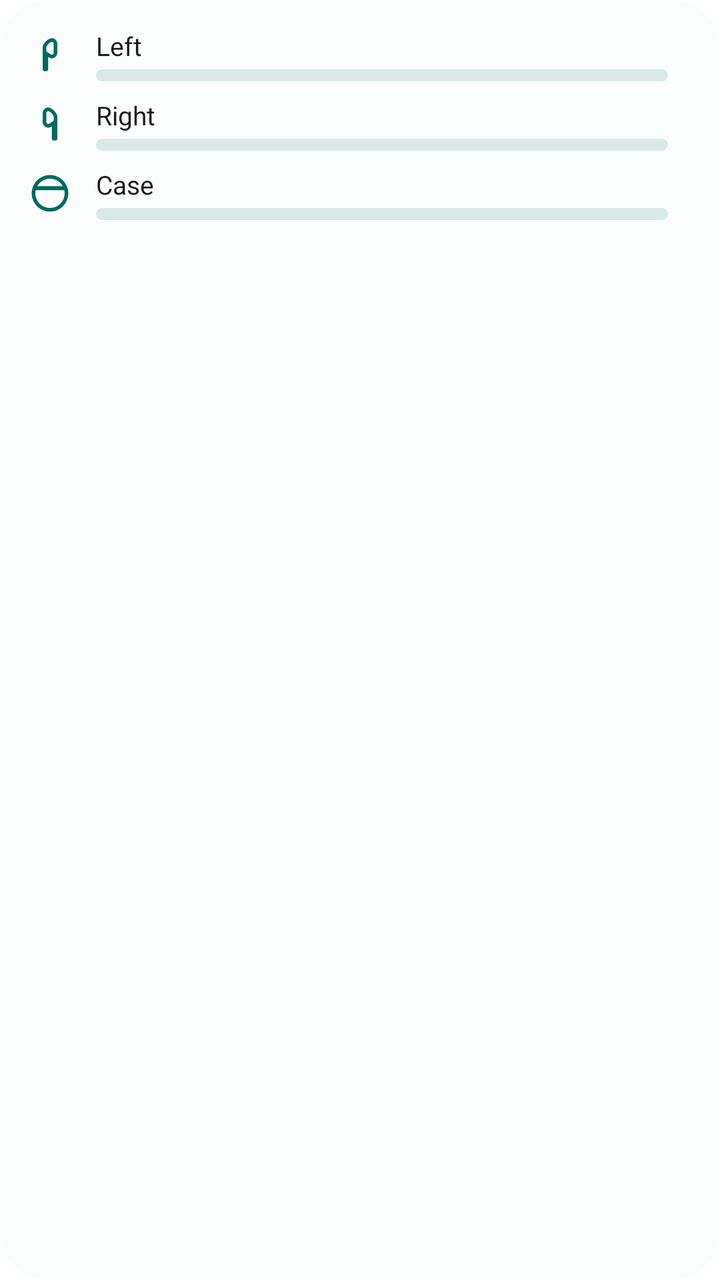
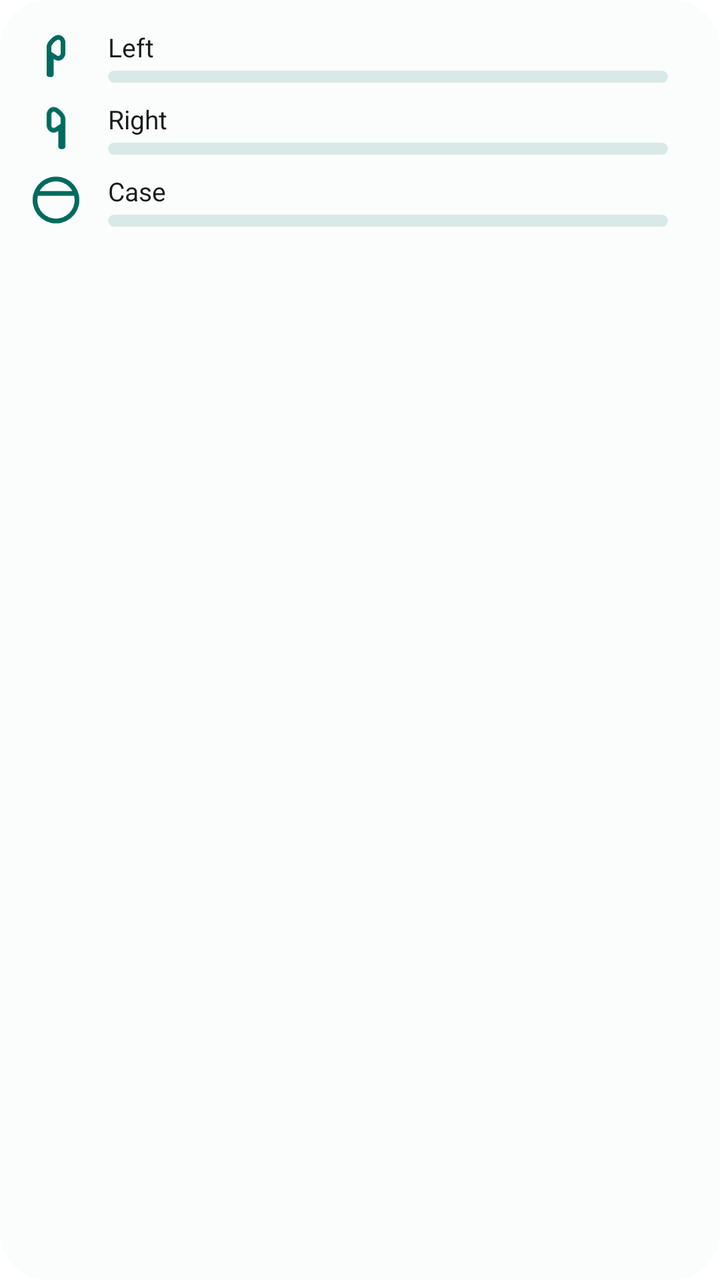

An Android layout rendered at two revisions. The XML below is the earlier revision; the diff shows what the commit changed to produce the second picture.
<!-- AndroidManifest.xml: application theme AppTheme -->
<!-- res/layout/widget_battery.xml -->
<?xml version="1.0" encoding="utf-8"?>
<LinearLayout xmlns:android="http://schemas.android.com/apk/res/android"
    android:id="@+id/widget_root"
    android:layout_width="match_parent"
    android:layout_height="wrap_content"
    android:background="@drawable/widget_background"
    android:orientation="vertical"
    android:padding="14dp">

    <LinearLayout
        android:id="@+id/row_left"
        android:layout_width="match_parent"
        android:layout_height="wrap_content"
        android:gravity="center_vertical"
        android:orientation="horizontal">

        <ImageView
            android:id="@+id/row_left_icon"
            android:layout_width="22dp"
            android:layout_height="22dp"
            android:contentDescription="@string/widget_row_icon"
            android:src="@drawable/ic_left_bud"
            android:tint="@color/widget_primary" />

        <LinearLayout
            android:layout_width="0dp"
            android:layout_height="wrap_content"
            android:layout_marginStart="12dp"
            android:layout_weight="1"
            android:orientation="vertical">

            <TextView
                android:id="@+id/row_left_label"
                android:layout_width="wrap_content"
                android:layout_height="wrap_content"
                android:fontFamily="sans-serif"
                android:text="@string/widget_row_left"
                android:textColor="@color/widget_on_surface"
                android:textSize="13sp" />

            <ProgressBar
                android:id="@+id/row_left_progress"
                style="?android:attr/progressBarStyleHorizontal"
                android:layout_width="match_parent"
                android:layout_height="6dp"
                android:layout_marginTop="3dp"
                android:max="100"
                android:progress="0"
                android:progressDrawable="@drawable/widget_progress" />
        </LinearLayout>

        <TextView
            android:id="@+id/row_left_percent"
            android:layout_width="wrap_content"
            android:layout_height="wrap_content"
            android:layout_marginStart="12dp"
            android:fontFamily="sans-serif"
            android:gravity="end"
            android:textColor="@color/widget_on_surface"
            android:textSize="14sp"
            android:textStyle="bold" />
    </LinearLayout>

    <LinearLayout
        android:id="@+id/row_right"
        android:layout_width="match_parent"
        android:layout_height="wrap_content"
        android:layout_marginTop="8dp"
        android:gravity="center_vertical"
        android:orientation="horizontal">

        <ImageView
            android:id="@+id/row_right_icon"
            android:layout_width="22dp"
            android:layout_height="22dp"
            android:contentDescription="@string/widget_row_icon"
            android:src="@drawable/ic_right_bud"
            android:tint="@color/widget_primary" />

        <LinearLayout
            android:layout_width="0dp"
            android:layout_height="wrap_content"
            android:layout_marginStart="12dp"
            android:layout_weight="1"
            android:orientation="vertical">

            <TextView
                android:id="@+id/row_right_label"
                android:layout_width="wrap_content"
                android:layout_height="wrap_content"
                android:fontFamily="sans-serif"
                android:text="@string/widget_row_right"
                android:textColor="@color/widget_on_surface"
                android:textSize="13sp" />

            <ProgressBar
                android:id="@+id/row_right_progress"
                style="?android:attr/progressBarStyleHorizontal"
                android:layout_width="match_parent"
                android:layout_height="6dp"
                android:layout_marginTop="3dp"
                android:max="100"
                android:progress="0"
                android:progressDrawable="@drawable/widget_progress" />
        </LinearLayout>

        <TextView
            android:id="@+id/row_right_percent"
            android:layout_width="wrap_content"
            android:layout_height="wrap_content"
            android:layout_marginStart="12dp"
            android:fontFamily="sans-serif"
            android:gravity="end"
            android:textColor="@color/widget_on_surface"
            android:textSize="14sp"
            android:textStyle="bold" />
    </LinearLayout>

    <LinearLayout
        android:id="@+id/row_case"
        android:layout_width="match_parent"
        android:layout_height="wrap_content"
        android:layout_marginTop="8dp"
        android:gravity="center_vertical"
        android:orientation="horizontal">

        <ImageView
            android:id="@+id/row_case_icon"
            android:layout_width="22dp"
            android:layout_height="22dp"
            android:contentDescription="@string/widget_row_icon"
            android:src="@drawable/ic_case"
            android:tint="@color/widget_primary" />

        <LinearLayout
            android:layout_width="0dp"
            android:layout_height="wrap_content"
            android:layout_marginStart="12dp"
            android:layout_weight="1"
            android:orientation="vertical">

            <TextView
                android:id="@+id/row_case_label"
                android:layout_width="wrap_content"
                android:layout_height="wrap_content"
                android:fontFamily="sans-serif"
                android:text="@string/widget_row_case"
                android:textColor="@color/widget_on_surface"
                android:textSize="13sp" />

            <ProgressBar
                android:id="@+id/row_case_progress"
                style="?android:attr/progressBarStyleHorizontal"
                android:layout_width="match_parent"
                android:layout_height="6dp"
                android:layout_marginTop="3dp"
                android:max="100"
                android:progress="0"
                android:progressDrawable="@drawable/widget_progress" />
        </LinearLayout>

        <TextView
            android:id="@+id/row_case_percent"
            android:layout_width="wrap_content"
            android:layout_height="wrap_content"
            android:layout_marginStart="12dp"
            android:fontFamily="sans-serif"
            android:gravity="end"
            android:textColor="@color/widget_on_surface"
            android:textSize="14sp"
            android:textStyle="bold" />
    </LinearLayout>

</LinearLayout>
<!-- resources referenced by this layout -->
<resources>
  <color name="widget_on_surface">#191C1B</color>
  <color name="widget_primary">#006A60</color>
  <!-- drawable ic_case (drawable) -->
  <?xml version="1.0" encoding="utf-8"?>
  <vector xmlns:android="http://schemas.android.com/apk/res/android"
      android:width="24dp"
      android:height="24dp"
      android:viewportWidth="24"
      android:viewportHeight="24">
      <path
          android:fillColor="#FF000000"
          android:pathData="M12,20A8,8 0,0 1,4 12A8,8 0,0 1,12 4A8,8 0,0 1,20 12A8,8 0,0 1,12 20M12,2A10,10 0,0 0,2 12A10,10 0,0 0,12 22A10,10 0,0 0,22 12A10,10 0,0 0,12 2Z M20.038,8.135H4.199L3.518,10.228H21.166Z" />
  </vector>
  <!-- drawable ic_left_bud (drawable) -->
  <?xml version="1.0" encoding="utf-8"?>
  <vector xmlns:android="http://schemas.android.com/apk/res/android"
      android:width="24dp"
      android:height="24dp"
      android:viewportWidth="24"
      android:viewportHeight="24">
      <path
          android:fillColor="#FF000000"
          android:pathData="m13,3c2,0 3,2 3,3v5c0,1 -1,3 -3,3 -0.61,0 -1.32,-0.28 -2,-0.73V20c0,0.55 -0.45,1 -1,1H9C8.45,21 8,20.55 8,20V8C8,6 11,3 13,3m-3,7.23 l2.09,1.37c0.51,0.33 0.83,0.4 0.91,0.4 0.7,0 1,-0.92 1,-1V6.03C14,5.92 13.7,5 13,5 12.1,5 10,7.1 10,8v2.23" />
  </vector>
  <!-- drawable ic_right_bud (drawable) -->
  <?xml version="1.0" encoding="utf-8"?>
  <vector xmlns:android="http://schemas.android.com/apk/res/android"
      android:width="24dp"
      android:height="24dp"
      android:viewportWidth="24"
      android:viewportHeight="24">
      <path
          android:fillColor="#FF000000"
          android:pathData="M11,3C9,3 8,5 8,6v5c0,1 1,3 3,3 0.61,0 1.32,-0.28 2,-0.73V20c0,0.55 0.45,1 1,1h1c0.55,0 1,-0.45 1,-1V8C16,6 13,3 11,3m3,7.23 l-2.09,1.37C11.4,11.93 11.08,12 11,12 10.3,12 10,11.08 10,11V6.03C10,5.92 10.3,5 11,5c0.9,0 3,2.1 3,3v2.23" />
  </vector>
  <!-- drawable widget_background (drawable) -->
  <?xml version="1.0" encoding="utf-8"?>
  <shape xmlns:android="http://schemas.android.com/apk/res/android"
      android:shape="rectangle">
      <corners android:radius="24dp" />
      <gradient
          android:angle="135"
          android:endColor="@color/widget_surface"
          android:startColor="@color/widget_surface" />
  </shape>
  <!-- drawable widget_progress (drawable) -->
  <?xml version="1.0" encoding="utf-8"?>
  <layer-list xmlns:android="http://schemas.android.com/apk/res/android">
      <item android:id="@android:id/background">
          <shape>
              <corners android:radius="5dp" />
              <solid android:color="@color/widget_track" />
          </shape>
      </item>
      <item android:id="@android:id/progress">
          <clip>
              <shape>
                  <corners android:radius="5dp" />
                  <solid android:color="@color/widget_primary" />
              </shape>
          </clip>
      </item>
  </layer-list>
  <string name="widget_row_case">Case</string>
  <string name="widget_row_icon">earbud icon</string>
  <string name="widget_row_left">Left</string>
  <string name="widget_row_right">Right</string>
  <style name="AppTheme" parent="@android:style/Theme.Material.Light.NoActionBar">
          <item name="android:windowBackground">@android:color/white</item>
          <item name="android:statusBarColor">@android:color/transparent</item>
          <item name="android:navigationBarColor">@android:color/transparent</item>
          <item name="android:windowLightStatusBar">true</item>
          <item name="android:windowLightNavigationBar">true</item>
      </style>
  <color name="widget_surface">#FAFDFB</color>
  <color name="widget_track">#22006A60</color>
</resources>

<!-- the commit's change to res/layout/widget_battery.xml (unified diff, before → after) -->
@@ -16,8 +16,8 @@
 
         <ImageView
             android:id="@+id/row_left_icon"
-            android:layout_width="22dp"
-            android:layout_height="22dp"
+            android:layout_width="28dp"
+            android:layout_height="28dp"
             android:contentDescription="@string/widget_row_icon"
             android:src="@drawable/ic_left_bud"
             android:tint="@color/widget_primary" />
@@ -71,8 +71,8 @@
 
         <ImageView
             android:id="@+id/row_right_icon"
-            android:layout_width="22dp"
-            android:layout_height="22dp"
+            android:layout_width="28dp"
+            android:layout_height="28dp"
             android:contentDescription="@string/widget_row_icon"
             android:src="@drawable/ic_right_bud"
             android:tint="@color/widget_primary" />
@@ -126,8 +126,8 @@
 
         <ImageView
             android:id="@+id/row_case_icon"
-            android:layout_width="22dp"
-            android:layout_height="22dp"
+            android:layout_width="28dp"
+            android:layout_height="28dp"
             android:contentDescription="@string/widget_row_icon"
             android:src="@drawable/ic_case"
             android:tint="@color/widget_primary" />
